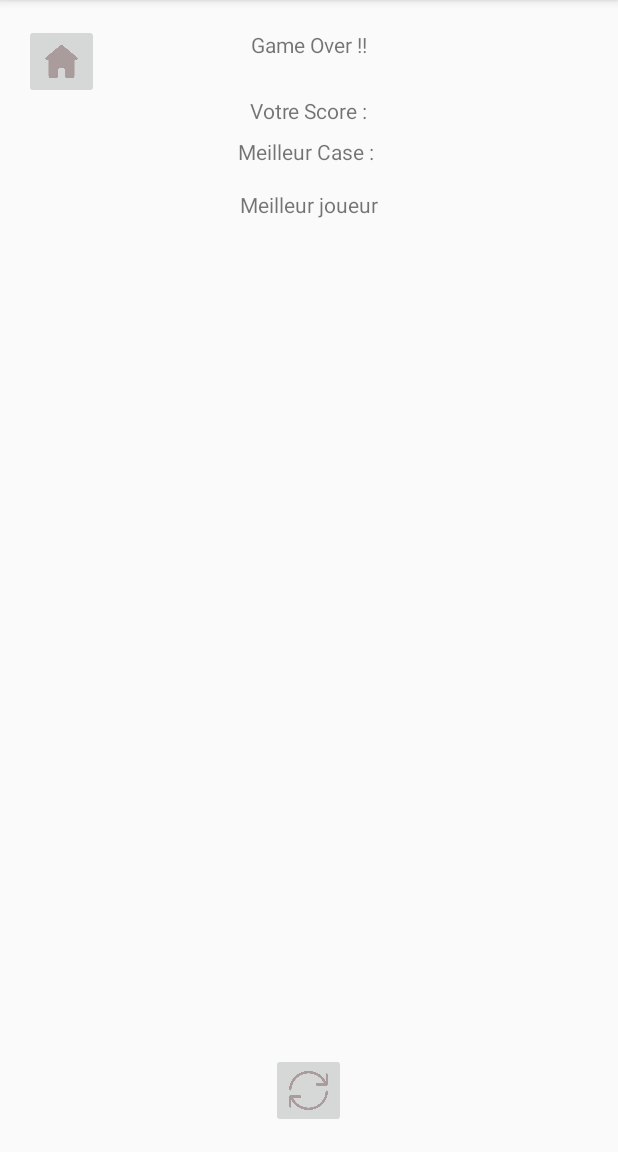
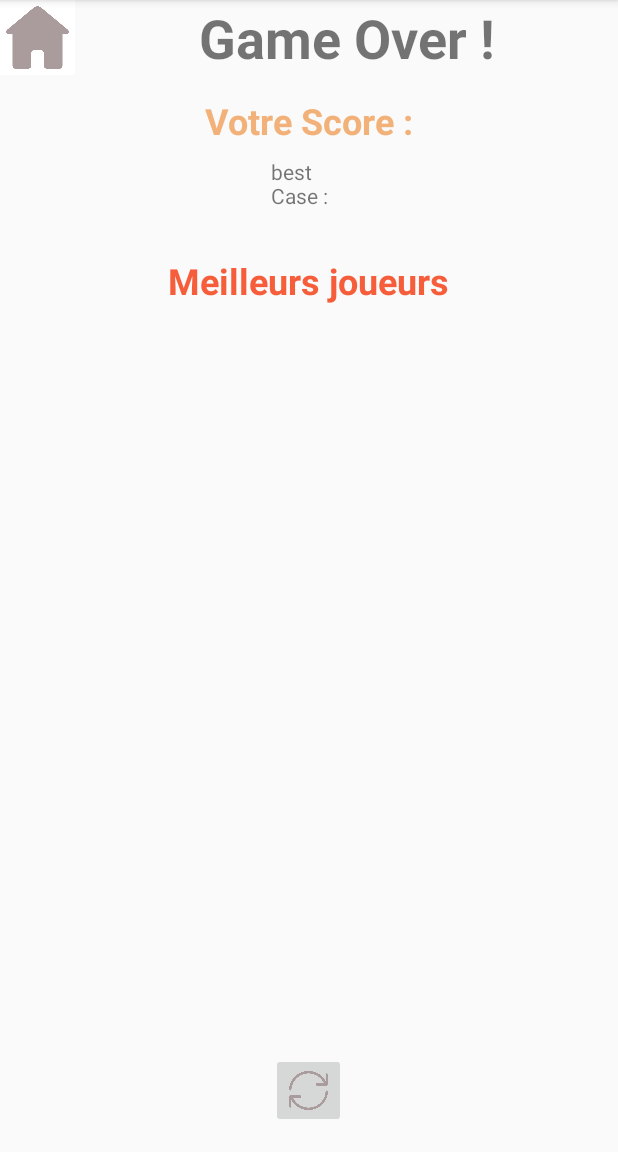
Before and after one commit to arthurdouillard85/2048, an Android app: the GameOver screen opened directly, with no data from a screen before it, on a phone screen of 412 x 824 dp, the part 84-1236 px from its top. Run offline under Robolectric (Android 15) with nearby library versions, the phone set to English and light mode, and no system bars; 4 statements that could not run were skipped.

Commit message:
Ajout des logos

```diff
--- a/app/src/main/java/com/example/a2048/Game2048.java
+++ b/app/src/main/java/com/example/a2048/Game2048.java
@@ -169,17 +169,17 @@ public class Game2048 {
 
     public boolean isGameOver() {
         //Vérifier s'il existe des mouvements possibles ou s'il reste des tuiles vides
-        for (int row = 0; row < size; row++) {
-            for (int col = 0; col < size; col++) {
-                if (grid[row][col].getValue() == 0) {
-                    return false;
-                }
-                if ((col < size - 1 && grid[row][col].getValue() == grid[row][col + 1].getValue()) ||
-                        (row < size - 1 && grid[row][col].getValue() == grid[row + 1][col].getValue())) {
-                    return false;
-                }
-            }
-        }
+        //for (int row = 0; row < size; row++) {
+        //    for (int col = 0; col < size; col++) {
+        //        if (grid[row][col].getValue() == 0) {
+        //            return false;
+        //        }
+        //        if ((col < size - 1 && grid[row][col].getValue() == grid[row][col + 1].getValue()) ||
+        //                (row < size - 1 && grid[row][col].getValue() == grid[row + 1][col].getValue())) {
+        //            return false;
+        //        }
+        //    }
+        //}
         return true;
     }
 
--- a/app/src/main/java/com/example/a2048/GameOver.java
+++ b/app/src/main/java/com/example/a2048/GameOver.java
@@ -32,7 +32,7 @@ public class GameOver extends AppCompatActivity {
             Bundle bundle = intent.getExtras();
             EndGame p = (EndGame) bundle.getSerializable("STATS");
             binding.textMeilleurJoueur.setText(p.getNomJoueur());
-            binding.textBestTile.setText(getString(R.string.end_best_tile) + " " + p.getBestTile());
+            binding.textBestTile.setText(Integer.toString(p.getBestTile()));
             binding.textScore.setText(getString(R.string.end_score) + " " + p.getScore());
         }
         binding.accueilButton.setOnClickListener(v -> {
--- a/app/src/main/res/layout/activity_game_over.xml
+++ b/app/src/main/res/layout/activity_game_over.xml
@@ -3,22 +3,47 @@
     android:layout_width="match_parent"
     android:layout_height="match_parent">
 
+    <LinearLayout
+        android:layout_width="match_parent"
+        android:layout_height="wrap_content"
+        android:orientation="horizontal"
+        android:weightSum="2">
+
+        <LinearLayout
+            android:layout_width="wrap_content"
+            android:layout_height="match_parent"
+            android:layout_weight="1"
+            android:orientation="horizontal">
+
             <ImageButton
                 android:id="@+id/accueilButton"
-        android:layout_width="50dp"
+                android:layout_width="100dp"
                 android:layout_height="50dp"
-        android:layout_margin="16dp"
-        android:src="@drawable/accueil"
-        android:scaleType="centerInside"
-        android:contentDescription="ImageButton" />
+                android:layout_weight="1"
+                android:background="@color/white"
+                android:scaleType="fitCenter"
+                android:src="@drawable/accueil" /> <!-- Réduit la taille de l'image en la centrant -->
+
+        </LinearLayout>
+
+        <LinearLayout
+            android:layout_width="match_parent"
+            android:layout_height="match_parent"
+            android:layout_weight="1"
+            android:orientation="horizontal">
 
             <TextView
                 android:id="@+id/textGameOver"
                 android:layout_width="wrap_content"
                 android:layout_height="wrap_content"
-        android:layout_marginTop="20dp"
-        android:layout_centerHorizontal="true"
-        android:text="Game Over !!" />
+                android:layout_gravity="center"
+                android:layout_weight="1"
+                android:text="Game Over !"
+                android:textAlignment="center"
+                android:textSize="36sp"
+                android:textStyle="bold" />
+        </LinearLayout>
+    </LinearLayout>
 
     <TextView
         android:id="@+id/textScore"
@@ -26,16 +51,19 @@
         android:layout_height="wrap_content"
         android:layout_centerHorizontal="true"
         android:layout_marginTop="64dp"
+        android:textSize="24sp"
+        android:textStyle="bold"
+        android:textColor="@color/color_tile_8"
         android:text="Votre Score :" />
 
     <TextView
         android:id="@+id/textBestTile"
-        android:layout_width="wrap_content"
-        android:layout_height="wrap_content"
+        android:layout_width="50dp"
+        android:layout_height="50dp"
         android:layout_below="@id/textScore"
         android:layout_centerHorizontal="true"
         android:layout_marginTop="8dp"
-        android:text="Meilleur Case : " />
+        android:text="best Case : " />
 
     <TextView
         android:id="@+id/textMeilleurJoueur"
@@ -44,7 +72,10 @@
         android:layout_below="@id/textBestTile"
         android:layout_centerHorizontal="true"
         android:layout_marginTop="16dp"
-        android:text="Meilleur joueur" />
+        android:textSize="24sp"
+        android:textStyle="bold"
+        android:textColor="@color/color_tile_64"
+        android:text="Meilleurs joueurs" />
 
     <FrameLayout
         android:id="@+id/fragmentScoreContainer"
```
Lines whose indentation alone changed are shown as unchanged.
